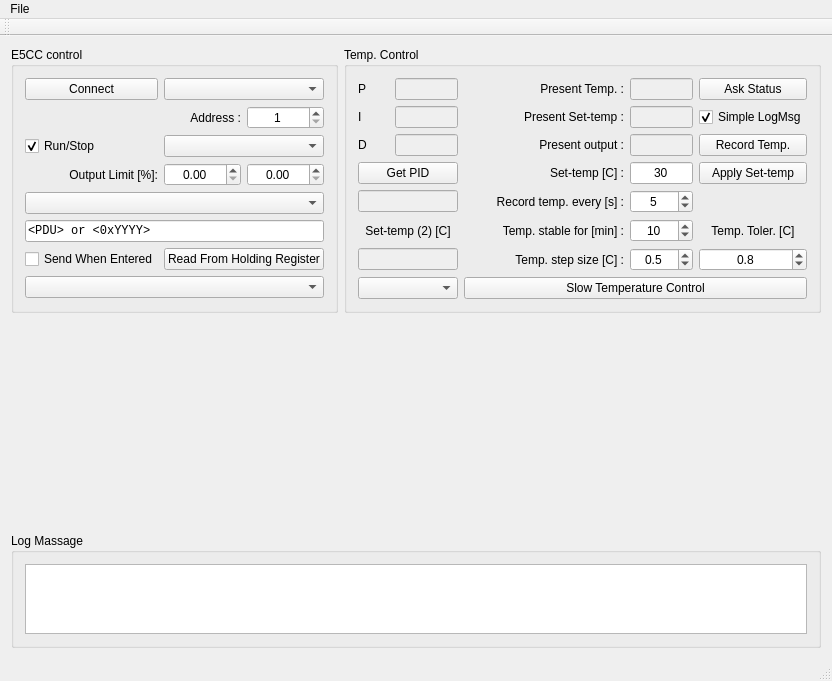
TripletESR/Omron_PID, file mainwindow.ui: the form before one commit.
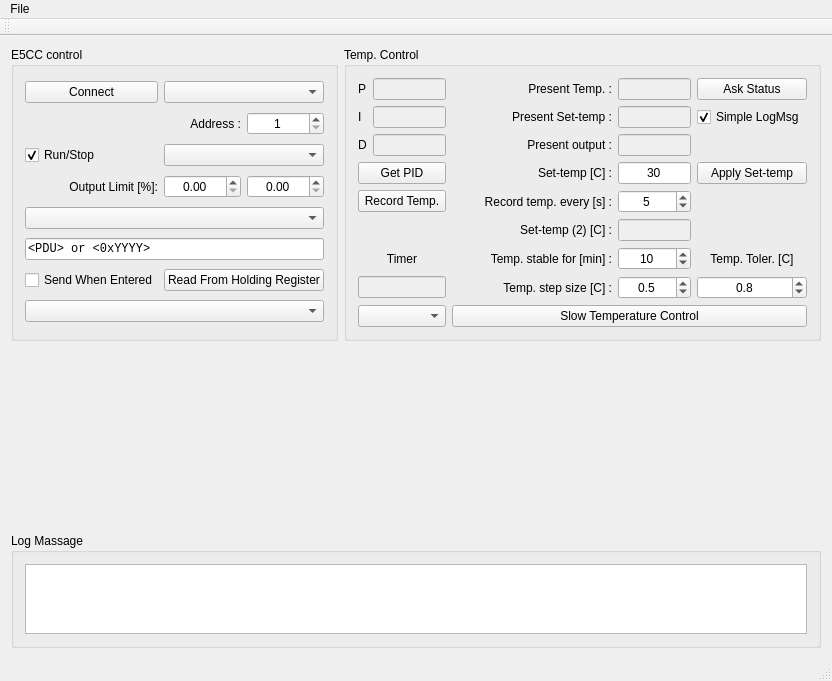
The form after the commit. Custom widgets are drawn as their Qt base class.

The edit to the form file:
```diff
--- a/mainwindow.ui
+++ b/mainwindow.ui
@@ -165,58 +165,100 @@
       <property name="title">
        <string>Temp. Control</string>
       </property>
-      <layout class="QGridLayout" name="gridLayout_3" columnstretch="1,2,3,2,3">
-       <item row="3" column="3">
-        <widget class="QLineEdit" name="lineEdit_SV">
+      <layout class="QGridLayout" name="gridLayout_3" columnstretch="0,2,3,2,3">
+       <item row="1" column="4">
+        <widget class="QCheckBox" name="checkBox_MuteLogMsg">
          <property name="text">
-          <string>30</string>
+          <string>Simple LogMsg</string>
          </property>
-         <property name="alignment">
-          <set>Qt::AlignCenter</set>
+         <property name="checked">
+          <bool>true</bool>
          </property>
         </widget>
        </item>
-       <item row="0" column="4">
-        <widget class="QPushButton" name="pushButton_AskStatus">
+       <item row="8" column="0" colspan="2">
+        <widget class="QComboBox" name="comboBox_Mode"/>
+       </item>
+       <item row="3" column="0" colspan="2">
+        <widget class="QPushButton" name="pushButton_GetPID">
          <property name="text">
-          <string>Ask Status</string>
+          <string>Get PID</string>
          </property>
         </widget>
        </item>
-       <item row="3" column="4">
-        <widget class="QPushButton" name="pushButton_SetSV">
+       <item row="0" column="0">
+        <widget class="QLabel" name="label_11">
          <property name="text">
-          <string>Apply Set-temp</string>
+          <string>P</string>
          </property>
         </widget>
        </item>
-       <item row="4" column="2">
-        <widget class="QLabel" name="label_3">
+       <item row="2" column="1">
+        <widget class="QLineEdit" name="lineEdit_D">
+         <property name="enabled">
+          <bool>false</bool>
+         </property>
+         <property name="alignment">
+          <set>Qt::AlignCenter</set>
+         </property>
+         <property name="readOnly">
+          <bool>true</bool>
+         </property>
+        </widget>
+       </item>
+       <item row="2" column="2">
+        <widget class="QLabel" name="label_10">
          <property name="text">
-          <string>Record temp. every [s] :</string>
+          <string>Present output :</string>
          </property>
          <property name="alignment">
           <set>Qt::AlignRight|Qt::AlignTrailing|Qt::AlignVCenter</set>
          </property>
         </widget>
        </item>
-       <item row="0" column="2">
-        <widget class="QLabel" name="label">
+       <item row="2" column="3">
+        <widget class="QLineEdit" name="lineEdit_CurrentMV">
+         <property name="enabled">
+          <bool>false</bool>
+         </property>
+         <property name="alignment">
+          <set>Qt::AlignCenter</set>
+         </property>
+        </widget>
+       </item>
+       <item row="6" column="4">
+        <widget class="QLabel" name="label_7">
          <property name="text">
-          <string>Present Temp. :</string>
+          <string>Temp. Toler. [C]</string>
          </property>
          <property name="alignment">
-          <set>Qt::AlignRight|Qt::AlignTrailing|Qt::AlignVCenter</set>
+          <set>Qt::AlignCenter</set>
          </property>
         </widget>
        </item>
-       <item row="0" column="3">
-        <widget class="QLineEdit" name="lineEdit_Temp">
+       <item row="0" column="1">
+        <widget class="QLineEdit" name="lineEdit_P">
          <property name="enabled">
           <bool>false</bool>
          </property>
          <property name="alignment">
           <set>Qt::AlignCenter</set>
+         </property>
+         <property name="readOnly">
+          <bool>true</bool>
+         </property>
+        </widget>
+       </item>
+       <item row="1" column="1">
+        <widget class="QLineEdit" name="lineEdit_I">
+         <property name="enabled">
+          <bool>false</bool>
+         </property>
+         <property name="alignment">
+          <set>Qt::AlignCenter</set>
+         </property>
+         <property name="readOnly">
+          <bool>true</bool>
          </property>
         </widget>
        </item>
@@ -230,6 +272,26 @@
          </property>
         </widget>
        </item>
+       <item row="3" column="2">
+        <widget class="QLabel" name="label_2">
+         <property name="text">
+          <string>Set-temp [C] :</string>
+         </property>
+         <property name="alignment">
+          <set>Qt::AlignRight|Qt::AlignTrailing|Qt::AlignVCenter</set>
+         </property>
+        </widget>
+       </item>
+       <item row="0" column="3">
+        <widget class="QLineEdit" name="lineEdit_Temp">
+         <property name="enabled">
+          <bool>false</bool>
+         </property>
+         <property name="alignment">
+          <set>Qt::AlignCenter</set>
+         </property>
+        </widget>
+       </item>
        <item row="4" column="3">
         <widget class="QSpinBox" name="spinBox_TempRecordTime">
          <property name="alignment">
@@ -246,10 +308,10 @@
          </property>
         </widget>
        </item>
-       <item row="3" column="2">
-        <widget class="QLabel" name="label_2">
+       <item row="0" column="2">
+        <widget class="QLabel" name="label">
          <property name="text">
-          <string>Set-temp [C] :</string>
+          <string>Present Temp. :</string>
          </property>
          <property name="alignment">
           <set>Qt::AlignRight|Qt::AlignTrailing|Qt::AlignVCenter</set>
@@ -266,23 +328,17 @@
          </property>
         </widget>
        </item>
-       <item row="5" column="3">
-        <widget class="QSpinBox" name="spinBox_TempStableTime">
+       <item row="7" column="2">
+        <widget class="QLabel" name="label_8">
+         <property name="text">
+          <string>Temp. step size [C] :</string>
+         </property>
          <property name="alignment">
-          <set>Qt::AlignCenter</set>
-         </property>
-         <property name="minimum">
-          <number>1</number>
-         </property>
-         <property name="maximum">
-          <number>120</number>
-         </property>
-         <property name="value">
-          <number>10</number>
+          <set>Qt::AlignRight|Qt::AlignTrailing|Qt::AlignVCenter</set>
          </property>
         </widget>
        </item>
-       <item row="5" column="2">
+       <item row="6" column="2">
         <widget class="QLabel" name="label_TimeStable">
          <property name="sizePolicy">
           <sizepolicy hsizetype="Fixed" vsizetype="Preferred">
@@ -304,7 +360,7 @@
          </property>
         </widget>
        </item>
-       <item row="6" column="4">
+       <item row="7" column="4">
         <widget class="QDoubleSpinBox" name="doubleSpinBox_TempTorr">
          <property name="alignment">
           <set>Qt::AlignCenter</set>
@@ -323,17 +379,23 @@
          </property>
         </widget>
        </item>
-       <item row="6" column="2">
-        <widget class="QLabel" name="label_8">
-         <property name="text">
-          <string>Temp. step size [C] :</string>
-         </property>
-         <property name="alignment">
-          <set>Qt::AlignRight|Qt::AlignTrailing|Qt::AlignVCenter</set>
-         </property>
-        </widget>
-       </item>
        <item row="6" column="3">
+        <widget class="QSpinBox" name="spinBox_TempStableTime">
+         <property name="alignment">
+          <set>Qt::AlignCenter</set>
+         </property>
+         <property name="minimum">
+          <number>1</number>
+         </property>
+         <property name="maximum">
+          <number>120</number>
+         </property>
+         <property name="value">
+          <number>10</number>
+         </property>
+        </widget>
+       </item>
+       <item row="7" column="3">
         <widget class="QDoubleSpinBox" name="doubleSpinBox_TempStepSize">
          <property name="alignment">
           <set>Qt::AlignCenter</set>
@@ -355,79 +417,10 @@
          </property>
         </widget>
        </item>
-       <item row="5" column="4">
-        <widget class="QLabel" name="label_7">
+       <item row="8" column="2" colspan="3">
+        <widget class="QPushButton" name="pushButton_Control">
          <property name="text">
-          <string>Temp. Toler. [C]</string>
-         </property>
-         <property name="alignment">
-          <set>Qt::AlignCenter</set>
-         </property>
-        </widget>
-       </item>
-       <item row="2" column="2">
-        <widget class="QLabel" name="label_10">
-         <property name="text">
-          <string>Present output :</string>
-         </property>
-         <property name="alignment">
-          <set>Qt::AlignRight|Qt::AlignTrailing|Qt::AlignVCenter</set>
-         </property>
-        </widget>
-       </item>
-       <item row="2" column="3">
-        <widget class="QLineEdit" name="lineEdit_CurrentMV">
-         <property name="enabled">
-          <bool>false</bool>
-         </property>
-         <property name="alignment">
-          <set>Qt::AlignCenter</set>
-         </property>
-        </widget>
-       </item>
-       <item row="0" column="1">
-        <widget class="QLineEdit" name="lineEdit_P">
-         <property name="enabled">
-          <bool>false</bool>
-         </property>
-         <property name="alignment">
-          <set>Qt::AlignCenter</set>
-         </property>
-         <property name="readOnly">
-          <bool>true</bool>
-         </property>
-        </widget>
-       </item>
-       <item row="2" column="1">
-        <widget class="QLineEdit" name="lineEdit_D">
-         <property name="enabled">
-          <bool>false</bool>
-         </property>
-         <property name="alignment">
-          <set>Qt::AlignCenter</set>
-         </property>
-         <property name="readOnly">
-          <bool>true</bool>
-         </property>
-        </widget>
-       </item>
-       <item row="1" column="1">
-        <widget class="QLineEdit" name="lineEdit_I">
-         <property name="enabled">
-          <bool>false</bool>
-         </property>
-         <property name="alignment">
-          <set>Qt::AlignCenter</set>
-         </property>
-         <property name="readOnly">
-          <bool>true</bool>
-         </property>
-        </widget>
-       </item>
-       <item row="0" column="0">
-        <widget class="QLabel" name="label_11">
-         <property name="text">
-          <string>P</string>
+          <string>Slow Temperature Control</string>
          </property>
         </widget>
        </item>
@@ -445,41 +438,64 @@
          </property>
         </widget>
        </item>
-       <item row="7" column="2" colspan="3">
-        <widget class="QPushButton" name="pushButton_Control">
+       <item row="4" column="2">
+        <widget class="QLabel" name="label_3">
          <property name="text">
-          <string>Slow Temperature Control</string>
+          <string>Record temp. every [s] :</string>
          </property>
+         <property name="alignment">
+          <set>Qt::AlignRight|Qt::AlignTrailing|Qt::AlignVCenter</set>
+         </property>
         </widget>
        </item>
-       <item row="3" column="0" colspan="2">
-        <widget class="QPushButton" name="pushButton_GetPID">
+       <item row="0" column="4">
+        <widget class="QPushButton" name="pushButton_AskStatus">
          <property name="text">
-          <string>Get PID</string>
+          <string>Ask Status</string>
+         </property>
+        </widget>
+       </item>
+       <item row="3" column="4">
+        <widget class="QPushButton" name="pushButton_SetSV">
+         <property name="text">
+          <string>Apply Set-temp</string>
+         </property>
+        </widget>
+       </item>
+       <item row="3" column="3">
+        <widget class="QLineEdit" name="lineEdit_SV">
+         <property name="text">
+          <string>30</string>
+         </property>
+         <property name="alignment">
+          <set>Qt::AlignCenter</set>
+         </property>
+        </widget>
+       </item>
+       <item row="5" column="3">
+        <widget class="QLineEdit" name="lineEdit_SV2">
+         <property name="enabled">
+          <bool>false</bool>
+         </property>
+         <property name="alignment">
+          <set>Qt::AlignCenter</set>
+         </property>
+        </widget>
+       </item>
+       <item row="5" column="2">
+        <widget class="QLabel" name="label_SV_2">
+         <property name="enabled">
+          <bool>true</bool>
+         </property>
+         <property name="text">
+          <string>Set-temp (2) [C] :</string>
+         </property>
+         <property name="alignment">
+          <set>Qt::AlignRight|Qt::AlignTrailing|Qt::AlignVCenter</set>
          </property>
         </widget>
        </item>
        <item row="7" column="0" colspan="2">
-        <widget class="QComboBox" name="comboBox_Mode"/>
-       </item>
-       <item row="1" column="4">
-        <widget class="QCheckBox" name="checkBox_MuteLogMsg">
-         <property name="text">
-          <string>Simple LogMsg</string>
-         </property>
-         <property name="checked">
-          <bool>true</bool>
-         </property>
-        </widget>
-       </item>
-       <item row="2" column="4">
-        <widget class="QPushButton" name="pushButton_RecordTemp">
-         <property name="text">
-          <string>Record Temp.</string>
-         </property>
-        </widget>
-       </item>
-       <item row="4" column="0" colspan="2">
         <widget class="QLineEdit" name="lineEdit_clock">
          <property name="enabled">
           <bool>false</bool>
@@ -490,25 +506,19 @@
         </widget>
        </item>
        <item row="6" column="0" colspan="2">
-        <widget class="QLineEdit" name="lineEdit_SV2">
-         <property name="enabled">
-          <bool>false</bool>
+        <widget class="QLabel" name="label_14">
+         <property name="text">
+          <string>Timer</string>
          </property>
          <property name="alignment">
           <set>Qt::AlignCenter</set>
          </property>
         </widget>
        </item>
-       <item row="5" column="0" colspan="2">
-        <widget class="QLabel" name="label_6">
-         <property name="enabled">
-          <bool>true</bool>
-         </property>
+       <item row="4" column="0" colspan="2">
+        <widget class="QPushButton" name="pushButton_RecordTemp">
          <property name="text">
-          <string>Set-temp (2) [C]</string>
-         </property>
-         <property name="alignment">
-          <set>Qt::AlignCenter</set>
+          <string>Record Temp.</string>
          </property>
         </widget>
        </item>
```
